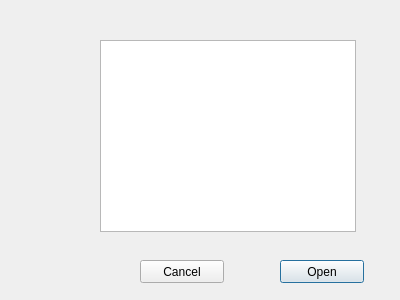
The window that nicos_ess/gui/dialogs/file_open.ui (ess-dmsc/nicos) describes before a commit, drawn with Qt 5.
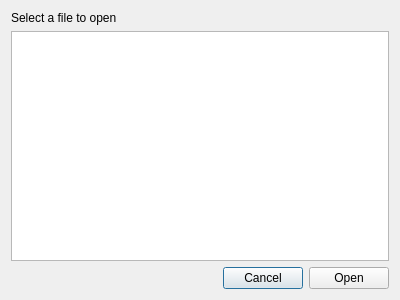
The same window after the commit.

Commit message: apply layout to ui file

```diff
--- a/nicos_ess/gui/dialogs/file_open.ui
+++ b/nicos_ess/gui/dialogs/file_open.ui
@@ -13,42 +13,49 @@
   <property name="windowTitle">
    <string>Select file to open</string>
   </property>
-  <widget class="QListView" name="file_list">
-   <property name="geometry">
-    <rect>
-     <x>100</x>
-     <y>40</y>
-     <width>256</width>
-     <height>192</height>
-    </rect>
-   </property>
-  </widget>
-  <widget class="QPushButton" name="btn_open">
-   <property name="geometry">
-    <rect>
-     <x>280</x>
-     <y>260</y>
-     <width>84</width>
-     <height>23</height>
-    </rect>
-   </property>
+  <layout class="QVBoxLayout" name="verticalLayout">
+   <item>
+    <widget class="QLabel" name="label">
    <property name="text">
-    <string>Open</string>
-   </property>
-  </widget>
+      <string>Select a file to open</string>
+     </property>
+    </widget>
+   </item>
+   <item>
+    <widget class="QListView" name="file_list"/>
+   </item>
+   <item>
+    <layout class="QHBoxLayout" name="horizontalLayout">
+     <item>
+      <spacer name="horizontalSpacer">
+       <property name="orientation">
+        <enum>Qt::Orientation::Horizontal</enum>
+       </property>
+       <property name="sizeHint" stdset="0">
+        <size>
+         <width>40</width>
+         <height>20</height>
+        </size>
+       </property>
+      </spacer>
+     </item>
+     <item>
   <widget class="QPushButton" name="btn_cancel">
-   <property name="geometry">
-    <rect>
-     <x>140</x>
-     <y>260</y>
-     <width>84</width>
-     <height>23</height>
-    </rect>
-   </property>
    <property name="text">
     <string>Cancel</string>
    </property>
   </widget>
+     </item>
+     <item>
+      <widget class="QPushButton" name="btn_open">
+       <property name="text">
+        <string>Open</string>
+       </property>
+      </widget>
+     </item>
+    </layout>
+   </item>
+  </layout>
  </widget>
  <resources/>
  <connections/>
```
Lines whose indentation alone changed are shown as unchanged.
